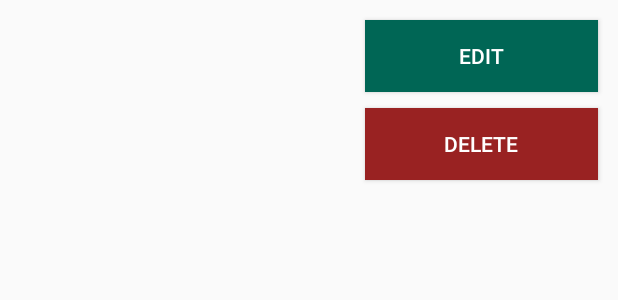
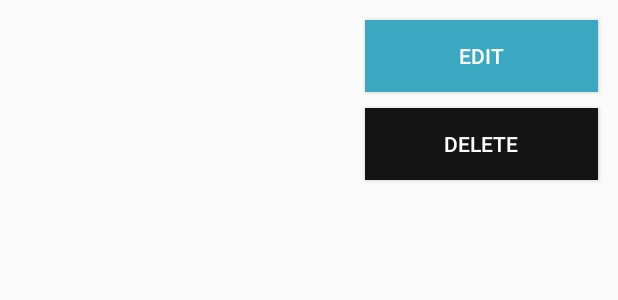
Before and after one commit to Amanpreetkaur2111/FinalTest, an Android app: the layout list_layout_user.xml on its own in the app's theme, with its tools: preview values and no code run, on a phone screen of 412 x 824 dp. Shown: the top 300 px of the screen. Run offline under Robolectric (Android 15) with nearby library versions, the phone set to English and light mode, and no system bars.

```diff
--- a/app/src/main/res/layout/activity_main.xml
+++ b/app/src/main/res/layout/activity_main.xml
@@ -13,6 +13,7 @@
         android:orientation="vertical"
         android:padding="16dp">
 
+
         <TextView
             android:layout_width="match_parent"
             android:layout_height="wrap_content"
@@ -20,6 +21,8 @@
             android:text="@string/add_your_information"
             android:textAlignment="center"
             android:textAppearance="@style/TextAppearance.AppCompat.Large" />
+
+
 
 
         <EditText
--- a/app/src/main/res/layout/list_layout_user.xml
+++ b/app/src/main/res/layout/list_layout_user.xml
@@ -49,9 +49,8 @@
             android:layout_width="match_parent"
             android:layout_height="wrap_content"
             android:layout_margin="5dp"
-            android:background="#065"
+            android:background="#3aa8c1"
             android:text="@string/edit"
-
             android:textColor="#fff" />
 
         <Button
@@ -59,7 +58,7 @@
             android:layout_width="match_parent"
             android:layout_height="wrap_content"
             android:layout_margin="5dp"
-            android:background="#922"
+            android:background="#141414"
             android:text="@string/delete"
             android:textColor="#fff" />
     </LinearLayout>
```
Also changed, not shown: app/src/main/java/com/example/finaltest/MainActivity.java (+7 -0 lines), app/src/main/java/com/example/finaltest/UserActivity.java (+38 -1 lines), app/src/main/res/layout/activity_user.xml (+9 -0 lines).
